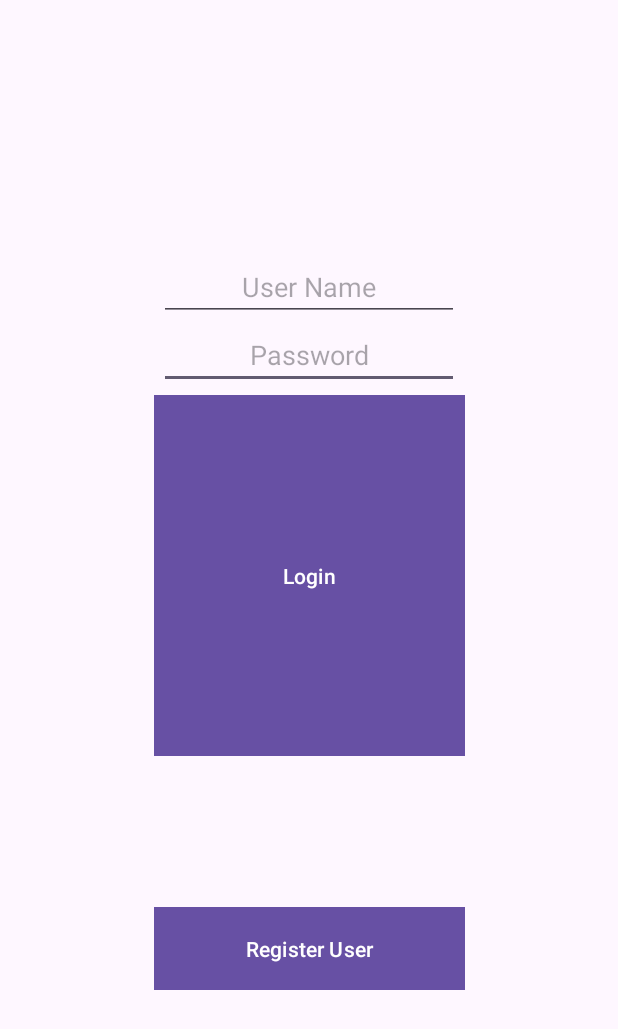
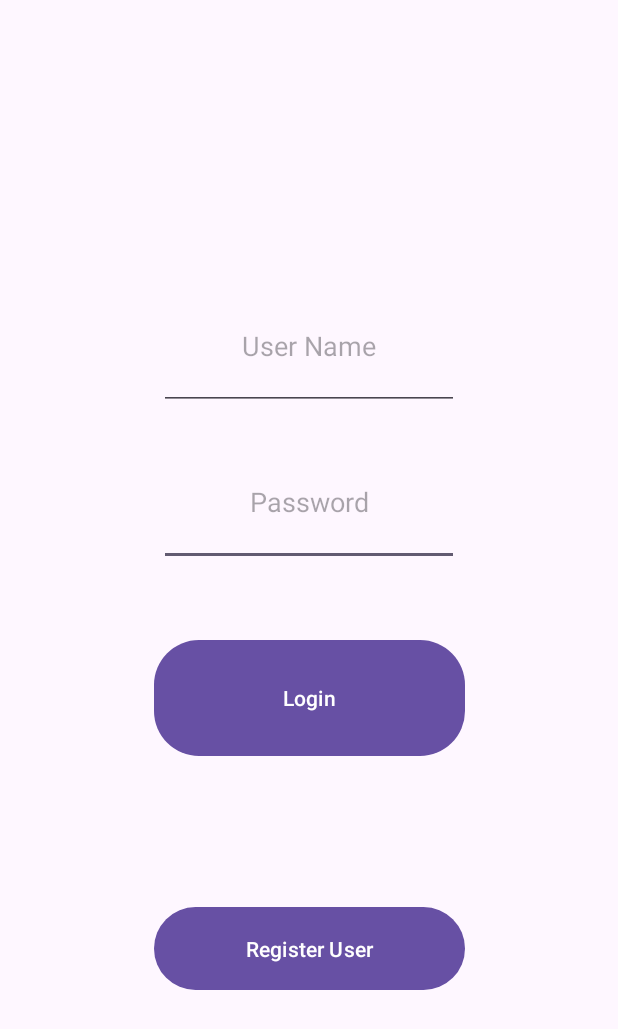
Before and after one commit to DylanBeach25/ShopstrisRepaired, an Android app: the screen it shows after launch (MainActivity), on a phone screen of 412 x 824 dp. Shown: the top 1029 px of the screen. Run offline under Robolectric (Android 15) with nearby library versions, the phone set to English and light mode, and no system bars; our stand-ins replace Room's generated code.

Commit message:
Fixed some visual elements in landing page and main activity.

```diff
--- a/app/src/main/res/layout/activity_landing_page.xml
+++ b/app/src/main/res/layout/activity_landing_page.xml
@@ -28,7 +28,8 @@
         android:text="@string/logout"
         app:layout_constraintBottom_toBottomOf="parent"
         app:layout_constraintRight_toRightOf="parent"
-        tools:layout_editor_absoluteX="295dp" />
+        tools:layout_editor_absoluteX="295dp"
+        android:layout_marginEnd="15dp"/>
 
     <Button
         android:id="@+id/current_orders"
--- a/app/src/main/res/layout/activity_main.xml
+++ b/app/src/main/res/layout/activity_main.xml
@@ -13,8 +13,8 @@
         android:layout_marginBottom="45dp"
         android:gravity="center"
         android:hint="@string/password"
-        android:inputType="text"
-        app:layout_constraintBottom_toTopOf="@+id/button2"
+        android:inputType="textPassword"
+        app:layout_constraintBottom_toTopOf="@+id/login_button"
         app:layout_constraintEnd_toEndOf="parent"
         app:layout_constraintStart_toStartOf="parent"
         app:layout_constraintTop_toBottomOf="@+id/login_username" />
@@ -40,7 +40,7 @@
         android:layout_height="0dp"
         android:layout_marginBottom="316dp"
         android:text="@string/login"
-        app:cornerRadius="0dp"
+        app:cornerRadius="30dp"
         app:layout_constraintBottom_toBottomOf="parent"
         app:layout_constraintEnd_toEndOf="parent"
         app:layout_constraintStart_toStartOf="parent"
@@ -52,7 +52,7 @@
         android:layout_height="63dp"
         android:layout_marginBottom="160dp"
         android:text="@string/register_user"
-        app:cornerRadius="0dp"
+        app:cornerRadius="30dp"
         app:layout_constraintBottom_toBottomOf="parent"
         app:layout_constraintEnd_toEndOf="parent"
         app:layout_constraintStart_toStartOf="parent" />
```
